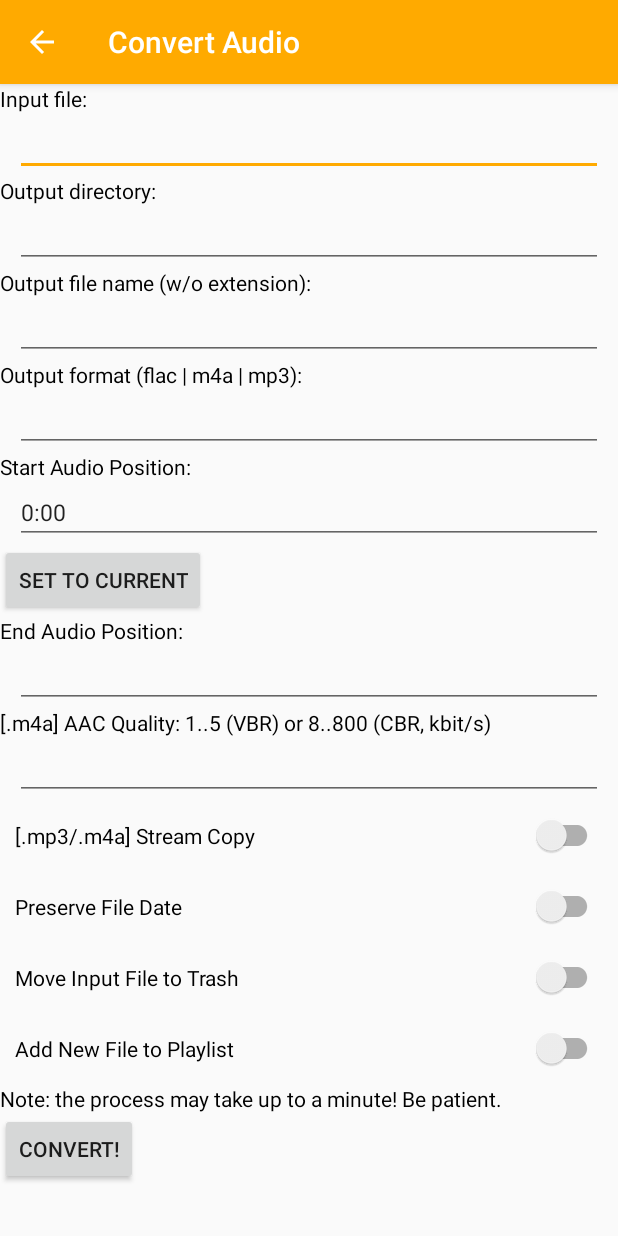
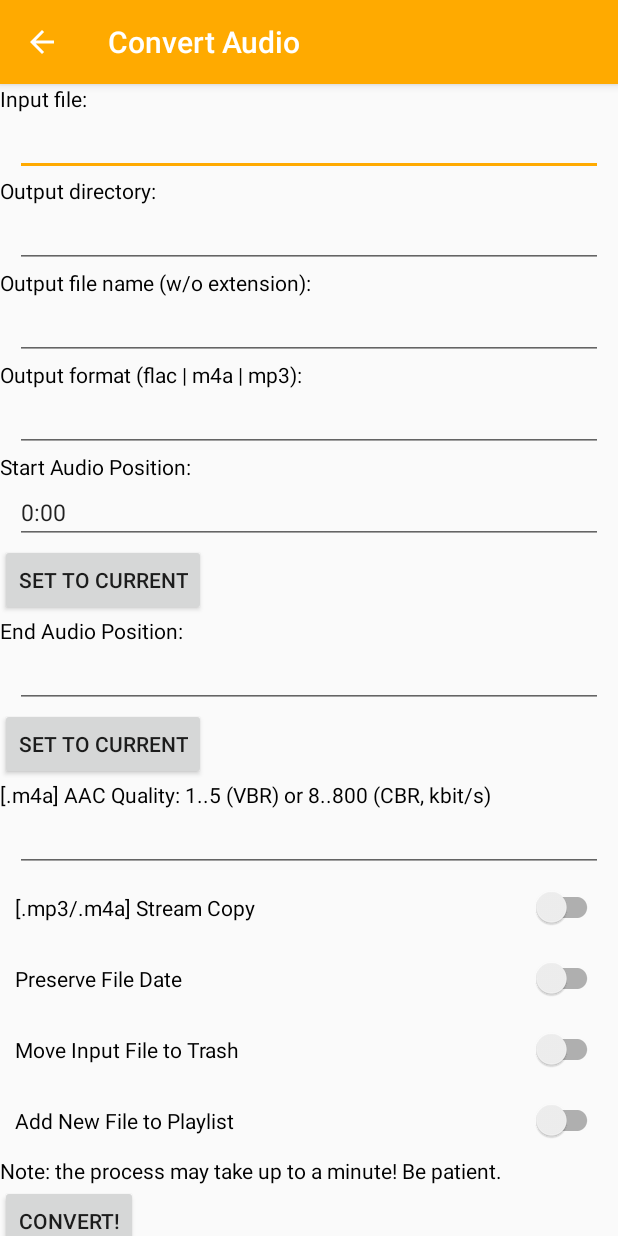
Before and after one commit to stsaz/fmedia, an Android app: the ConvertActivity screen opened directly, with no data from a screen before it, after a tap on "SET TO CURRENT", on a phone screen of 412 x 824 dp. Run offline under Robolectric (Android 15) with nearby library versions, the light colour scheme and no system bars; network calls fail; pictures from the network do not load; 10 statements that could not run were skipped.

Commit message:
* android: Convert: "Set Current" for Until position

```diff
--- a/android/fmedia/src/main/java/com/github/stsaz/fmedia/ConvertActivity.java
+++ b/android/fmedia/src/main/java/com/github/stsaz/fmedia/ConvertActivity.java
@@ -17,7 +17,7 @@ public class ConvertActivity extends AppCompatActivity {
 	Core core;
 	private EditText tiname, todir, toname, toext, tfrom, tuntil, taac_q;
 	private SwitchCompat bcopy, bpreserve, btrash_orig, bpl_add;
-	private Button bfrom_set_cur, bstart;
+	private Button bfrom_set_cur, until_set_cur, bstart;
 	private TextView lresult;
 
 	@Override
@@ -33,7 +33,9 @@ public class ConvertActivity extends AppCompatActivity {
 		toext = findViewById(R.id.conv_toext);
 		tfrom = findViewById(R.id.conv_tfrom);
 		bfrom_set_cur = findViewById(R.id.conv_bfrom_set_cur);
-		bfrom_set_cur.setOnClickListener((v) -> frompos_set_cur());
+		bfrom_set_cur.setOnClickListener((v) -> pos_set_cur(true));
+		until_set_cur = findViewById(R.id.conv_until_set_cur);
+		until_set_cur.setOnClickListener((v) -> pos_set_cur(false));
 		tuntil = findViewById(R.id.conv_tuntil);
 		bcopy = findViewById(R.id.conv_bcopy);
 		bpreserve = findViewById(R.id.conv_bpreserve_date);
@@ -83,10 +85,14 @@ public class ConvertActivity extends AppCompatActivity {
 		super.onDestroy();
 	}
 
-	/** Set 'from' position equal to the current playing position */
-	private void frompos_set_cur() {
+	/** Set 'from/until' position equal to the current playing position */
+	private void pos_set_cur(boolean from) {
 		int sec = core.track().curpos_msec() / 1000;
-		tfrom.setText(String.format("%d:%02d", sec/60, sec%60));
+		String s = String.format("%d:%02d", sec/60, sec%60);
+		if (from)
+			tfrom.setText(s);
+		else
+			tuntil.setText(s);
 	}
 
 	private void convert() {
--- a/android/fmedia/src/main/res/layout/convert.xml
+++ b/android/fmedia/src/main/res/layout/convert.xml
@@ -84,7 +84,6 @@
 			android:layout_height="wrap_content"
 			android:text="@string/conv_apos_end"
 			android:textColor="@color/text" />
-
 		<EditText
 			android:id="@+id/conv_tuntil"
 			android:layout_width="match_parent"
@@ -92,6 +91,9 @@
 			android:layout_marginHorizontal="10dp"
 			android:inputType="text"
 			android:textSize="@dimen/text_editbox" />
+		<Button android:id="@+id/conv_until_set_cur"
+			android:layout_width="wrap_content" android:layout_height="wrap_content"
+			android:text="@string/conv_from_set_cur" />
 
 		<TextView
 			android:layout_width="match_parent"
```
